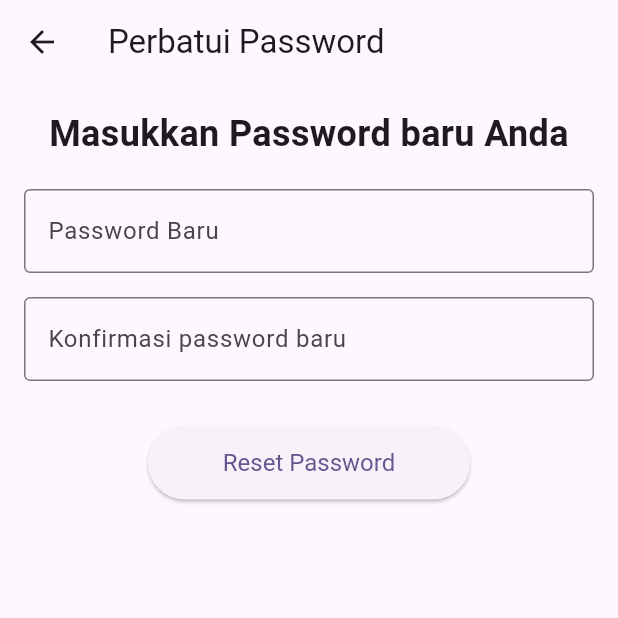
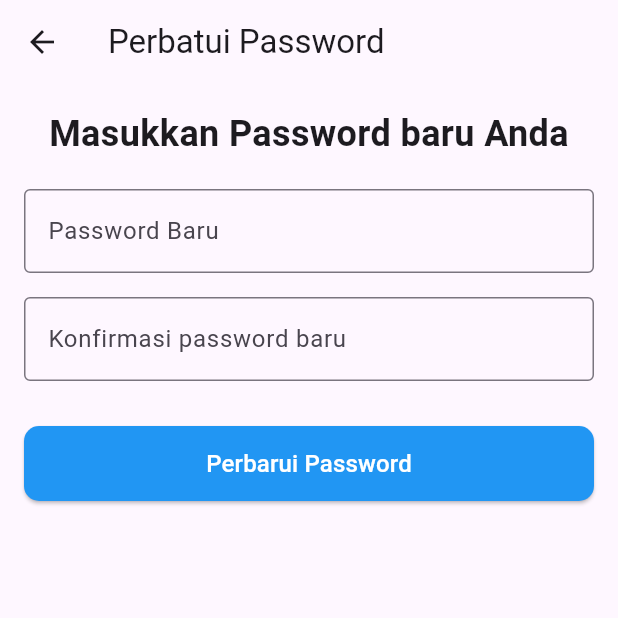
Before and after one commit to Sofyan0/gypem, a Flutter app: the PasswordReset screen opened directly with empty values, on a phone screen of 412 x 824 dp, the top half of it. Run offline on Flutter 3.47's test engine with Material 3 defaults, Android fonts, the phone set to English and light mode, and no system bars; our stand-ins replace file_picker, image_picker, shared_preferences; accounts and stored records are empty.

Commit message:
button perbarui password

```diff
--- a/lib/password_reset.dart
+++ b/lib/password_reset.dart
@@ -136,13 +136,23 @@ class _PasswordResetState extends State<PasswordReset> {
               ),
               SizedBox(height: 30),
               ElevatedButton(
-                onPressed: _resetPassword,
-                child: Text('Reset Password'),
-                style: ElevatedButton.styleFrom(
-                  padding: EdgeInsets.symmetric(horizontal: 50, vertical: 15),
-                  textStyle: TextStyle(fontSize: 16),
-                ),
-              ),
+  onPressed: _resetPassword,
+  style: ElevatedButton.styleFrom(
+    foregroundColor: Colors.white, // Warna teks tombol
+    backgroundColor: Colors.blue, // Warna background tombol
+    minimumSize: const Size(double.infinity, 50), // Ukuran tombol
+    shape: RoundedRectangleBorder(
+      borderRadius: BorderRadius.circular(10), // Radius sudut melengkung
+    ),
+  ),
+  child: const Text(
+    'Perbarui Password',
+    style: TextStyle(
+      fontSize: 16, // Ukuran teks
+    ),
+  ),
+),
+
             ],
           ),
         ),
```
